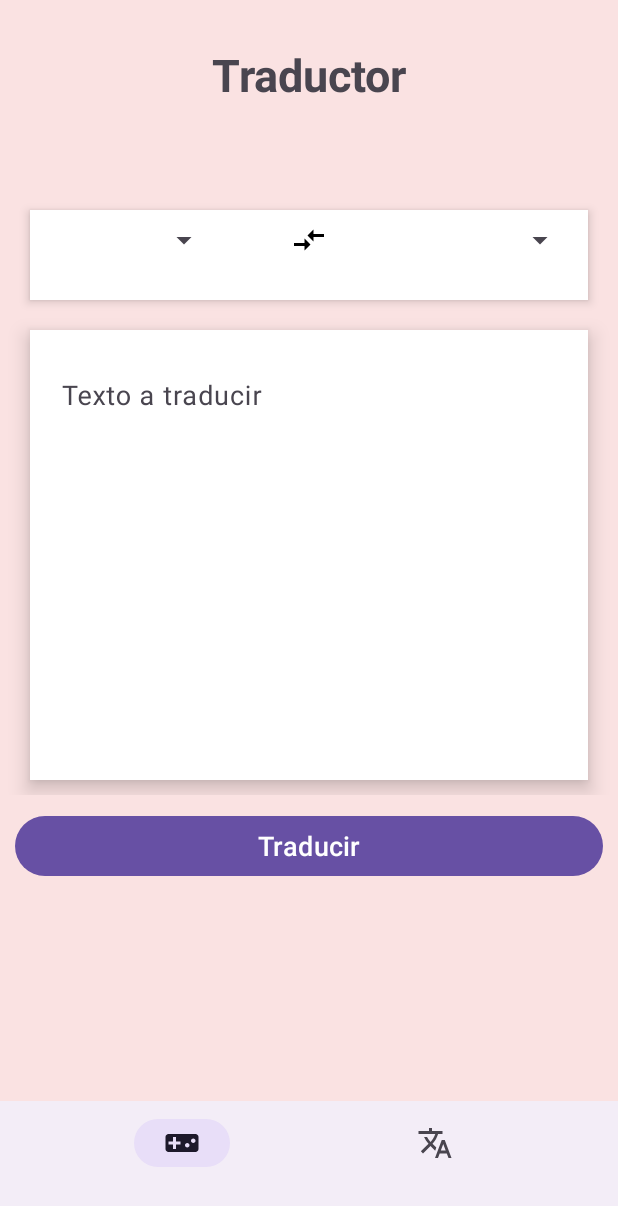
After one commit to LaPockett/PracticaFinal_PSP, an Android app: the fragment Traductor placed in its activity, on a phone screen of 412 x 824 dp. The commit adds this screen. Shown: the top 1206 px of the screen. Run offline under Robolectric (Android 15) with nearby library versions, the phone set to English and light mode, and no system bars.

```diff
--- a/app/src/main/AndroidManifest.xml
+++ b/app/src/main/AndroidManifest.xml
@@ -13,6 +13,9 @@
         android:theme="@style/Theme.PracticaFinal_PSP"
         tools:targetApi="31">
         <activity
+            android:name=".HomeActivity"
+            android:exported="false" />
+        <activity
             android:name=".MainActivity"
             android:exported="true">
             <intent-filter>
--- /dev/null
+++ b/app/src/main/java/com/example/practicafinal_psp/HomeActivity.kt
@@ -0,0 +1,43 @@
+package com.example.practicafinal_psp
+
+import android.os.Bundle
+import androidx.activity.enableEdgeToEdge
+import androidx.appcompat.app.AppCompatActivity
+import androidx.core.view.ViewCompat
+import androidx.core.view.WindowInsetsCompat
+import androidx.fragment.app.Fragment
+import com.example.practicafinal_psp.databinding.ActivityHomeBinding
+
+class HomeActivity : AppCompatActivity() {
+
+    lateinit var binding: ActivityHomeBinding
+
+    override fun onCreate(savedInstanceState: Bundle?) {
+        super.onCreate(savedInstanceState)
+        enableEdgeToEdge()
+        //setContentView(R.layout.activity_home)
+
+        binding = ActivityHomeBinding.inflate(layoutInflater)
+        setContentView(binding.root)
+
+        ViewCompat.setOnApplyWindowInsetsListener(findViewById(R.id.main)) { v, insets ->
+            val systemBars = insets.getInsets(WindowInsetsCompat.Type.systemBars())
+            v.setPadding(systemBars.left, systemBars.top, systemBars.right, systemBars.bottom)
+            insets
+        }
+        binding.menuNav.setOnItemSelectedListener {
+            when (it.itemId) {
+                R.id.juego -> fragmentos(Juego())
+                R.id.traductor -> fragmentos(Traductor())
+            }
+            true
+        }
+    }
+
+    fun fragmentos(fragmento: Fragment){
+        val fragmento_manager = supportFragmentManager
+        val transaccion = fragmento_manager.beginTransaction()
+        transaccion.replace(R.id.frame_layout, fragmento).commit()
+    }
+
+}
--- /dev/null
+++ b/app/src/main/java/com/example/practicafinal_psp/Traductor.kt
@@ -0,0 +1,59 @@
+package com.example.practicafinal_psp
+
+import android.os.Bundle
+import androidx.fragment.app.Fragment
+import android.view.LayoutInflater
+import android.view.View
+import android.view.ViewGroup
+
+// TODO: Rename parameter arguments, choose names that match
+// the fragment initialization parameters, e.g. ARG_ITEM_NUMBER
+private const val ARG_PARAM1 = "param1"
+private const val ARG_PARAM2 = "param2"
+
+/**
+ * A simple [Fragment] subclass.
+ * Use the [Traductor.newInstance] factory method to
+ * create an instance of this fragment.
+ */
+class Traductor : Fragment() {
+    // TODO: Rename and change types of parameters
+    private var param1: String? = null
+    private var param2: String? = null
+
+    override fun onCreate(savedInstanceState: Bundle?) {
+        super.onCreate(savedInstanceState)
+        arguments?.let {
+            param1 = it.getString(ARG_PARAM1)
+            param2 = it.getString(ARG_PARAM2)
+        }
+    }
+
+    override fun onCreateView(
+        inflater: LayoutInflater, container: ViewGroup?,
+        savedInstanceState: Bundle?
+    ): View? {
+        // Inflate the layout for this fragment
+        return inflater.inflate(R.layout.fragment_traductor, container, false)
+    }
+
+    companion object {
+        /**
+         * Use this factory method to create a new instance of
+         * this fragment using the provided parameters.
+         *
+         * @param param1 Parameter 1.
+         * @param param2 Parameter 2.
+         * @return A new instance of fragment Traductor.
+         */
+        // TODO: Rename and change types and number of parameters
+        @JvmStatic
+        fun newInstance(param1: String, param2: String) =
+            Traductor().apply {
+                arguments = Bundle().apply {
+                    putString(ARG_PARAM1, param1)
+                    putString(ARG_PARAM2, param2)
+                }
+            }
+    }
+}
--- /dev/null
+++ b/app/src/main/res/drawable/ic_translate.xml
@@ -0,0 +1,5 @@
+<vector xmlns:android="http://schemas.android.com/apk/res/android" android:height="24dp" android:tint="#000000" android:viewportHeight="24" android:viewportWidth="24" android:width="24dp">
+
+    <path android:fillColor="@android:color/white" android:pathData="M12.87,15.07l-2.54,-2.51 0.03,-0.03c1.74,-1.94 2.98,-4.17 3.71,-6.53L17,6L17,4h-7L10,2L8,2v2L1,4v1.99h11.17C11.5,7.92 10.44,9.75 9,11.35 8.07,10.32 7.3,9.19 6.69,8h-2c0.73,1.63 1.73,3.17 2.98,4.56l-5.09,5.02L4,19l5,-5 3.11,3.11 0.76,-2.04zM18.5,10h-2L12,22h2l1.12,-3h4.75L21,22h2l-4.5,-12zM15.88,17l1.62,-4.33L19.12,17h-3.24z"/>
+
+</vector>
--- /dev/null
+++ b/app/src/main/res/drawable/ic_translate_arrow.xml
@@ -0,0 +1,5 @@
+<vector xmlns:android="http://schemas.android.com/apk/res/android" android:autoMirrored="true" android:height="24dp" android:tint="#000000" android:viewportHeight="24" android:viewportWidth="24" android:width="24dp">
+
+    <path android:fillColor="@android:color/white" android:pathData="M9.01,14H2v2h7.01v3L13,15l-3.99,-4V14zM14.99,13v-3H22V8h-7.01V5L11,9L14.99,13z"/>
+
+</vector>
--- /dev/null
+++ b/app/src/main/res/drawable/ic_videogam.xml
@@ -0,0 +1,5 @@
+<vector xmlns:android="http://schemas.android.com/apk/res/android" android:height="24dp" android:tint="#000000" android:viewportHeight="24" android:viewportWidth="24" android:width="24dp">
+
+    <path android:fillColor="@android:color/white" android:pathData="M21,6L3,6c-1.1,0 -2,0.9 -2,2v8c0,1.1 0.9,2 2,2h18c1.1,0 2,-0.9 2,-2L23,8c0,-1.1 -0.9,-2 -2,-2zM11,13L8,13v3L6,16v-3L3,13v-2h3L6,8h2v3h3v2zM15.5,15c-0.83,0 -1.5,-0.67 -1.5,-1.5s0.67,-1.5 1.5,-1.5 1.5,0.67 1.5,1.5 -0.67,1.5 -1.5,1.5zM19.5,12c-0.83,0 -1.5,-0.67 -1.5,-1.5S18.67,9 19.5,9s1.5,0.67 1.5,1.5 -0.67,1.5 -1.5,1.5z"/>
+
+</vector>
--- /dev/null
+++ b/app/src/main/res/layout/activity_home.xml
@@ -0,0 +1,32 @@
+<?xml version="1.0" encoding="utf-8"?>
+<androidx.constraintlayout.widget.ConstraintLayout xmlns:android="http://schemas.android.com/apk/res/android"
+    xmlns:app="http://schemas.android.com/apk/res-auto"
+    xmlns:tools="http://schemas.android.com/tools"
+    android:id="@+id/main"
+    android:layout_width="match_parent"
+    android:layout_height="match_parent"
+    tools:context=".HomeActivity">
+    <FrameLayout
+        android:id="@+id/frame_layout"
+        android:layout_width="match_parent"
+        android:layout_height="0dp"
+        app:layout_constraintRight_toRightOf="parent"
+        app:layout_constraintLeft_toLeftOf="parent"
+        app:layout_constraintBottom_toTopOf="@+id/menu_nav"
+        app:layout_constraintTop_toTopOf="parent">
+
+    </FrameLayout>
+
+    <com.google.android.material.bottomnavigation.BottomNavigationView
+        android:id="@+id/menu_nav"
+        android:layout_width="match_parent"
+        android:layout_height="90dp"
+        app:layout_constraintBottom_toBottomOf="parent"
+        app:layout_constraintHorizontal_bias="0.0"
+        app:layout_constraintLeft_toLeftOf="parent"
+        app:layout_constraintRight_toRightOf="parent"
+        app:menu="@menu/menu">
+
+    </com.google.android.material.bottomnavigation.BottomNavigationView>
+
+</androidx.constraintlayout.widget.ConstraintLayout>
--- /dev/null
+++ b/app/src/main/res/layout/fragment_traductor.xml
@@ -0,0 +1,127 @@
+<?xml version="1.0" encoding="utf-8"?>
+<FrameLayout xmlns:android="http://schemas.android.com/apk/res/android"
+    xmlns:tools="http://schemas.android.com/tools"
+    android:layout_width="match_parent"
+    android:layout_height="match_parent"
+    xmlns:app="http://schemas.android.com/apk/res-auto"
+    android:background="#FACBCB"
+    tools:context=".Traductor">
+
+
+    <LinearLayout
+        android:layout_width="match_parent"
+        android:layout_height="match_parent"
+        android:background="#FAE2E2"
+        android:orientation="vertical"
+        tools:context=".Juego">
+
+        <!-- Encabezado -->
+        <LinearLayout
+            android:layout_width="match_parent"
+            android:layout_height="100dp"
+            android:orientation="horizontal">
+
+            <TextView
+                android:layout_width="match_parent"
+                android:layout_height="match_parent"
+                android:gravity="center"
+                android:text="Traductor"
+                android:textSize="30dp"
+                android:textStyle="bold" />
+        </LinearLayout>
+
+        <!-- Contenido principal con peso para ocupar el espacio disponible -->
+        <LinearLayout
+            android:layout_width="match_parent"
+            android:layout_height="60dp"
+            android:layout_marginStart="20dp"
+            android:layout_marginTop="40dp"
+            android:layout_marginEnd="20dp"
+            android:background="@color/white"
+            android:elevation="4dp"
+            android:orientation="horizontal"
+            android:padding="8dp"
+            android:weightSum="3">
+
+            <Spinner
+                android:id="@+id/spinnerFrom"
+                android:layout_width="0dp"
+                android:layout_height="wrap_content"
+                android:layout_weight="1"
+                android:padding="3dp" />
+
+            <ImageView
+                android:layout_width="0dp"
+                android:layout_height="wrap_content"
+                android:layout_weight="1"
+                android:src="@drawable/ic_translate_arrow" />
+
+            <Spinner
+                android:id="@+id/spinnerTo"
+                android:layout_width="0dp"
+                android:layout_height="wrap_content"
+                android:layout_weight="1"
+                android:padding="3dp" />
+
+
+        </LinearLayout>
+
+        <LinearLayout
+            android:layout_width="match_parent"
+            android:layout_height="330dp"
+            android:layout_weight="0"
+            android:orientation="horizontal">
+
+            <com.google.android.material.textfield.TextInputLayout
+                android:layout_width="match_parent"
+                android:layout_height="300dp"
+                android:layout_marginStart="20dp"
+                android:layout_marginTop="20dp"
+                android:layout_marginEnd="20dp"
+                android:background="@color/white"
+                android:elevation="8dp"
+                android:padding="5dp"
+                app:boxBackgroundMode="none">
+
+                <com.google.android.material.textfield.TextInputEditText
+                    android:id="@+id/idTextoEditable"
+                    android:layout_width="match_parent"
+                    android:layout_height="match_parent"
+                    android:ems="10"
+                    android:gravity="top"
+                    android:hint="@string/texto_a_traducir"
+                    android:importantForAutofill="no"
+                    android:inputType="textMultiLine|textImeMultiLine"
+                    android:textColor="@color/black"
+                    android:textColorHint="@color/colorSecondary"
+                    android:textSize="18sp" />
+
+            </com.google.android.material.textfield.TextInputLayout>
+
+
+        </LinearLayout>
+        <LinearLayout
+            android:layout_width="match_parent"
+            android:layout_height="wrap_content"
+            android:orientation="horizontal">
+
+            <com.google.android.material.button.MaterialButton
+                android:id="@+id/idBotonTraducir"
+                android:layout_width="match_parent"
+                android:layout_height="wrap_content"
+                android:layout_margin="10dp"
+                android:text="Traducir"
+                android:textAllCaps="false"
+                android:textSize="18sp" />
+
+            <TextView
+                android:layout_width="match_parent"
+                android:layout_height="wrap_content"
+                android:layout_weight="1"
+                android:text="Texto traducido aquí" />
+        </LinearLayout>
+
+    </LinearLayout>
+
+
+</FrameLayout>
--- /dev/null
+++ b/app/src/main/res/menu/menu.xml
@@ -0,0 +1,17 @@
+<?xml version="1.0" encoding="utf-8"?>
+<menu xmlns:android="http://schemas.android.com/apk/res/android"
+    xmlns:app="http://schemas.android.com/apk/res-auto">
+
+    <item
+        android:title=""
+        android:id="@+id/juego"
+        android:icon="@drawable/ic_videogam"
+        app:showAsAction="ifRoom"
+        />
+    <item
+        android:title=""
+        android:id="@+id/traductor"
+        android:icon="@drawable/ic_translate"
+        app:showAsAction="ifRoom"
+        />
+</menu>
--- a/app/src/main/res/values/colors.xml
+++ b/app/src/main/res/values/colors.xml
@@ -2,4 +2,5 @@
 <resources>
     <color name="black">#FF000000</color>
     <color name="white">#FFFFFFFF</color>
+    <color name="colorSecondary">#C5C5C5</color>
 </resources>
--- a/app/src/main/res/values/strings.xml
+++ b/app/src/main/res/values/strings.xml
@@ -1,3 +1,6 @@
 <resources>
     <string name="app_name">PracticaFinal_PSP</string>
+    <!-- TODO: Remove or change this placeholder text -->
+    <string name="hello_blank_fragment">Hello blank fragment</string>
+    <string name="texto_a_traducir">Texto a traducir</string>
 </resources>
```
Also changed, not shown: app/build.gradle.kts (+27 -13 lines), app/src/main/java/com/example/practicafinal_psp/Juego.kt (added, +59 -0 lines), app/src/main/java/com/example/practicafinal_psp/MainActivity.kt (+38 -10 lines), app/src/main/java/com/example/practicafinal_psp/databases/AppDatabase.kt (deleted, +0 -11 lines), app/src/main/java/com/example/practicafinal_psp/databases/dao/UserDao.kt (deleted, +0 -26 lines), app/src/main/java/com/example/practicafinal_psp/databases/entities/User.kt (deleted, +0 -13 lines), app/src/main/res/layout/activity_main.xml (+2 -5 lines), app/src/main/res/layout/fragment_juego.xml (added, +10 -0 lines), gradle/libs.versions.toml (+15 -11 lines), 1 other file.
